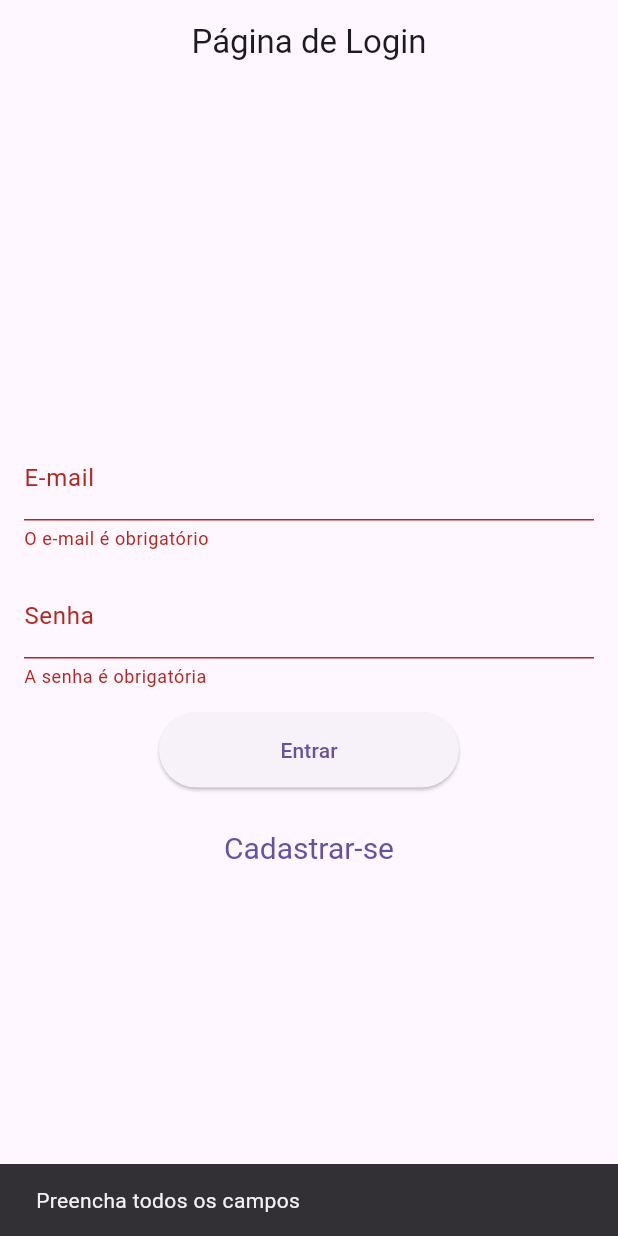
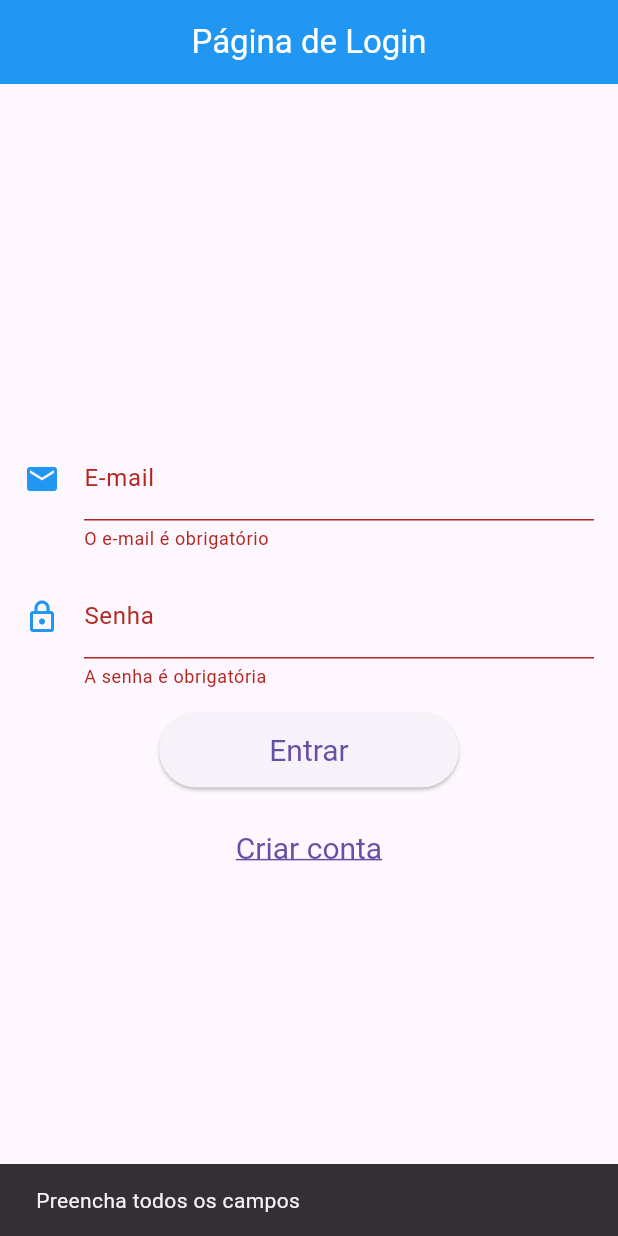
Before and after one commit to Marcos1701/Trabalho_Disp_Moveis, a Flutter app: the screen it shows after launch, after a tap on "Entrar", on a phone screen of 412 x 824 dp. Run offline on Flutter 3.47's test engine with Material 3 defaults, Android fonts, the phone set to English and light mode, and no system bars; our stand-ins replace cloud_firestore, firebase_auth, firebase_core, flutter_svg, geolocator, google_maps_flutter and 1 more; missing offline and left inert: custom_info_window, flutter_config; accounts and stored records are empty.

Commit message:
:tada: Aparente funcinal Grazadeussssss - corrigindo alguns detalhes no firebase auth

```diff
--- a/lib/main.dart
+++ b/lib/main.dart
@@ -3,7 +3,7 @@ import 'package:trabalho_loc_ai/controller/controller.dart';
 
 import 'package:firebase_core/firebase_core.dart';
 import 'firebase_options.dart';
-import 'package:firebase_auth/firebase_auth.dart';
+// import 'package:firebase_auth/firebase_auth.dart';
 import 'package:flutter_config/flutter_config.dart';
 
 Future<void> initializeFirebase() async {
@@ -14,12 +14,10 @@ Future<void> initializeFirebase() async {
   return;
 }
 
-void main() async {
+void main() {
   WidgetsFlutterBinding.ensureInitialized(); // Required by FlutterConfig
-  await Future.wait<void>([
-    FlutterConfig.loadEnvVariables(),
-    initializeFirebase()
-  ]); // Para executas ambas ao mesmo tempo
-
-  runApp(const MyApp());
+  Future.wait<void>([FlutterConfig.loadEnvVariables(), initializeFirebase()])
+      .then((value) {
+    runApp(const MyApp());
+  });
 }
--- a/lib/view/auth/sign_in/view.dart
+++ b/lib/view/auth/sign_in/view.dart
@@ -17,7 +17,6 @@ class _SingInPageState extends State<SingInPage> {
   final _passwordFocus = FocusNode();
 
   final FirebaseAuth _auth = FirebaseAuth.instance;
-  late UserCredential _userCredential;
 
   @override
   void dispose() {
@@ -26,14 +25,32 @@ class _SingInPageState extends State<SingInPage> {
     super.dispose();
   }
 
-  void _validateAndSignIn() async {
+  @override
+  void initState() {
+    if (_auth.currentUser != null) {
+      Navigator.pushNamed(context, '/home');
+    }
+    super.initState();
+  }
+
+  void _validateAndSignIn() {
     if (_formKey.currentState!.validate()) {
-      _userCredential = await _auth.signInWithEmailAndPassword(
+      if (_auth.currentUser != null) {
+        _auth.signOut().then(
+          (value) {
+            print("Deslogou");
+          },
+        );
+      }
+      _auth
+          .signInWithEmailAndPassword(
         email: _emailController.text,
         password: _passwordController.text,
-      );
-
-      if (_userCredential.user == null) {
+      )
+          .then(
+        (value) {
+          UserCredential? userCredential = value;
+          if (userCredential.user == null) {
             if (mounted) {
               ScaffoldMessenger.of(context).showSnackBar(
                 const SnackBar(content: Text('Usuário ou senha inválidos')),
@@ -43,16 +60,16 @@ class _SingInPageState extends State<SingInPage> {
           }
 
           if (mounted) {
-        // Verifica se o widget ainda está montado antes de redirecionar para a próxima rota
+            print("Logou");
             Navigator.pushNamed(context, '/home');
           }
+        },
+      );
     } else {
-      if (mounted) {
       // Verifica se o widget ainda está montado antes de mostrar um SnackBar
       ScaffoldMessenger.of(context).showSnackBar(
         const SnackBar(content: Text('Preencha todos os campos')),
       );
-      }
     }
   }
 
@@ -62,6 +79,13 @@ class _SingInPageState extends State<SingInPage> {
       appBar: AppBar(
         title: const Text('Página de Login'),
         centerTitle: true,
+        backgroundColor: Colors.blue,
+        foregroundColor: Colors.white,
+        elevation: 0,
+        // leading: IconButton(
+        //   icon: const Icon(Icons.arrow_back),
+        //   onPressed: () => Navigator.pop(context),
+        // ),
       ),
       body: Center(
         child: Padding(
@@ -75,6 +99,11 @@ class _SingInPageState extends State<SingInPage> {
                   controller: _emailController,
                   decoration: const InputDecoration(
                     labelText: 'E-mail',
+                    icon: Icon(Icons.email),
+                    // prefixIcon: Icon(Icons.email),
+                    iconColor: Colors.blue,
+                    // prefixIconColor: Colors.blue,
+                    // prefixStyle: TextStyle(color: Colors.blue),
                   ),
                   validator: (value) {
                     if (value == null ||
@@ -90,7 +119,8 @@ class _SingInPageState extends State<SingInPage> {
                   onFieldSubmitted: (value) {
                     _emailFocus.unfocus();
                     FocusScope.of(context).requestFocus(
-                        _passwordFocus); // Move o foco para o campo de senha
+                      _passwordFocus,
+                    ); // Move o foco para o campo de senha
                   },
                 ),
                 const SizedBox(height: 16),
@@ -98,7 +128,14 @@ class _SingInPageState extends State<SingInPage> {
                   controller: _passwordController,
                   decoration: const InputDecoration(
                     labelText: 'Senha',
+                    // suffixIcon: Icon(Icons.remove_red_eye),
+                    // suffixIconColor: Colors.blue,
+                    iconColor: Colors.blue,
+                    icon: Icon(Icons.lock_outlined),
+                    // prefixIcon: Icon(Icons.remove_red_eye),
+                    // prefixIconColor: Colors.blue,
                   ),
+                  enableSuggestions: false,
                   obscureText: true,
                   validator: (value) {
                     if (value == null || value.isEmpty) {
@@ -112,14 +149,28 @@ class _SingInPageState extends State<SingInPage> {
                     _passwordFocus.unfocus();
                     _validateAndSignIn();
                   },
+                  //exibindo botão para esconder a senha
+                  // obscureText: _obscureText,
+                  showCursor: true,
                 ),
                 const SizedBox(height: 16),
                 ElevatedButton(
                   onPressed: _validateAndSignIn,
                   style: ElevatedButton.styleFrom(
                     minimumSize: const Size(200, 50),
+                    shape: RoundedRectangleBorder(
+                      borderRadius: BorderRadius.circular(30),
                     ),
-                  child: const Text('Entrar'),
+                    padding: const EdgeInsets.symmetric(
+                      horizontal: 16,
+                      vertical: 8,
+                    ),
+                    textStyle: const TextStyle(fontSize: 20),
+                  ),
+                  child: const Text(
+                    'Entrar',
+                    style: TextStyle(fontSize: 20),
+                  ),
                 ),
                 const SizedBox(height: 16),
                 TextButton(
@@ -129,9 +180,16 @@ class _SingInPageState extends State<SingInPage> {
                   style: TextButton.styleFrom(
                     textStyle: const TextStyle(
                       fontSize: 20,
+                      decoration: TextDecoration.underline,
+                      color: Colors.blue,
                     ),
                   ),
-                  child: const Text('Cadastrar-se'),
+                  child: const Text(
+                    'Criar conta',
+                    style: TextStyle(
+                      decoration: TextDecoration.underline,
+                    ),
+                  ),
                 ),
               ],
             ),
```
Also changed, not shown: lib/view/auth/sign_up/view.dart (+45 -24 lines), lib/view/home/database/firebaseutils.dart (+39 -39 lines), lib/view/home/models/model_locations.dart (+11 -0 lines), lib/view/home/view.dart (+58 -20 lines). Lines whose indentation alone changed are shown as unchanged.
